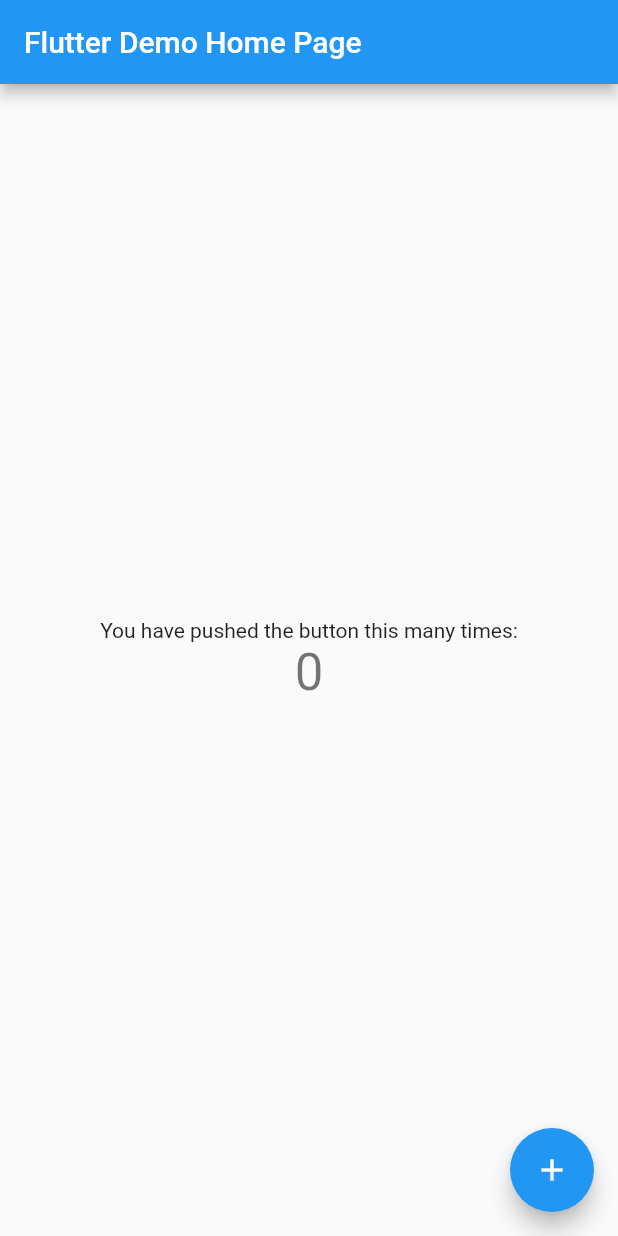
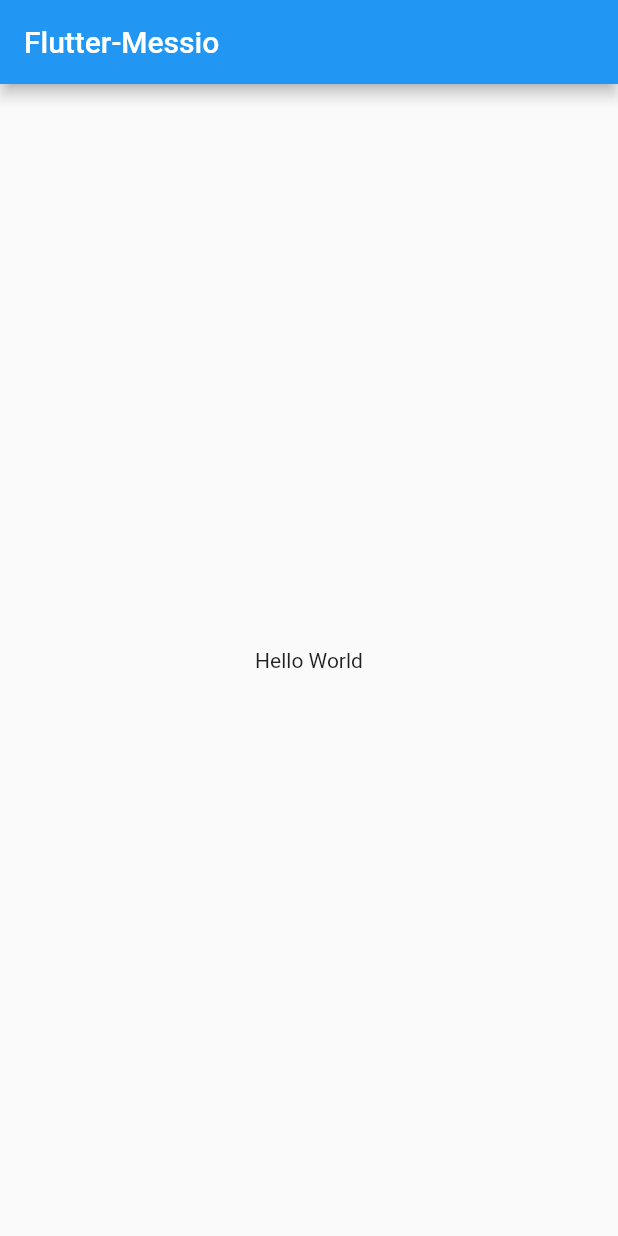
Before and after one commit to toonpang/flutter-messio, a Flutter app: the screen it shows after launch, on a phone screen of 412 x 824 dp. Run offline on Flutter 3.47's test engine with Material 2 defaults, Android fonts, the phone set to English and light mode, and no system bars.

Commit message:
Cleaned up main.dart

```diff
--- a/lib/main.dart
+++ b/lib/main.dart
@@ -3,39 +3,20 @@ import 'package:flutter/material.dart';
 void main() => runApp(MyApp());
 
 class MyApp extends StatelessWidget {
-  // This widget is the root of your application.
   @override
   Widget build(BuildContext context) {
     return MaterialApp(
       title: 'Flutter Demo',
       theme: ThemeData(
-        // This is the theme of your application.
-        //
-        // Try running your application with "flutter run". You'll see the
-        // application has a blue toolbar. Then, without quitting the app, try
-        // changing the primarySwatch below to Colors.green and then invoke
-        // "hot reload" (press "r" in the console where you ran "flutter run",
-        // or simply save your changes to "hot reload" in a Flutter IDE).
-        // Notice that the counter didn't reset back to zero; the application
-        // is not restarted.
         primarySwatch: Colors.blue,
       ),
-      home: MyHomePage(title: 'Flutter Demo Home Page'),
+      home: MyHomePage(title: 'Flutter-Messio'),
     );
   }
 }
 
 class MyHomePage extends StatefulWidget {
   MyHomePage({Key key, this.title}) : super(key: key);
-
-  // This widget is the home page of your application. It is stateful, meaning
-  // that it has a State object (defined below) that contains fields that affect
-  // how it looks.
-
-  // This class is the configuration for the state. It holds the values (in this
-  // case the title) provided by the parent (in this case the App widget) and
-  // used by the build method of the State. Fields in a Widget subclass are
-  // always marked "final".
 
   final String title;
 
@@ -44,68 +25,13 @@ class MyHomePage extends StatefulWidget {
 }
 
 class _MyHomePageState extends State<MyHomePage> {
-  int _counter = 0;
-
-  void _incrementCounter() {
-    setState(() {
-      // This call to setState tells the Flutter framework that something has
-      // changed in this State, which causes it to rerun the build method below
-      // so that the display can reflect the updated values. If we changed
-      // _counter without calling setState(), then the build method would not be
-      // called again, and so nothing would appear to happen.
-      _counter++;
-    });
-  }
-
   @override
   Widget build(BuildContext context) {
-    // This method is rerun every time setState is called, for instance as done
-    // by the _incrementCounter method above.
-    //
-    // The Flutter framework has been optimized to make rerunning build methods
-    // fast, so that you can just rebuild anything that needs updating rather
-    // than having to individually change instances of widgets.
     return Scaffold(
       appBar: AppBar(
-        // Here we take the value from the MyHomePage object that was created by
-        // the App.build method, and use it to set our appbar title.
         title: Text(widget.title),
       ),
-      body: Center(
-        // Center is a layout widget. It takes a single child and positions it
-        // in the middle of the parent.
-        child: Column(
-          // Column is also layout widget. It takes a list of children and
-          // arranges them vertically. By default, it sizes itself to fit its
-          // children horizontally, and tries to be as tall as its parent.
-          //
-          // Invoke "debug painting" (press "p" in the console, choose the
-          // "Toggle Debug Paint" action from the Flutter Inspector in Android
-          // Studio, or the "Toggle Debug Paint" command in Visual Studio Code)
-          // to see the wireframe for each widget.
-          //
-          // Column has various properties to control how it sizes itself and
-          // how it positions its children. Here we use mainAxisAlignment to
-          // center the children vertically; the main axis here is the vertical
-          // axis because Columns are vertical (the cross axis would be
-          // horizontal).
-          mainAxisAlignment: MainAxisAlignment.center,
-          children: <Widget>[
-            Text(
-              'You have pushed the button this many times:',
-            ),
-            Text(
-              '$_counter',
-              style: Theme.of(context).textTheme.display1,
-            ),
-          ],
-        ),
-      ),
-      floatingActionButton: FloatingActionButton(
-        onPressed: _incrementCounter,
-        tooltip: 'Increment',
-        child: Icon(Icons.add),
-      ), // This trailing comma makes auto-formatting nicer for build methods.
+      body: Center(child: Text('Hello World')),
     );
   }
 }
```
